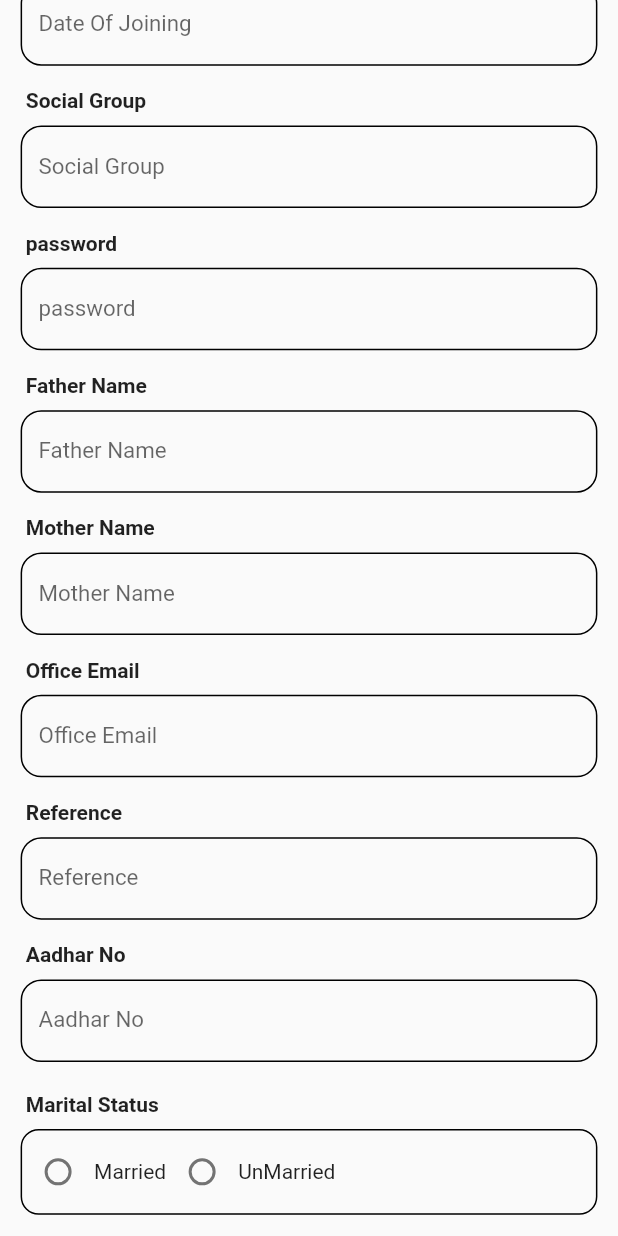
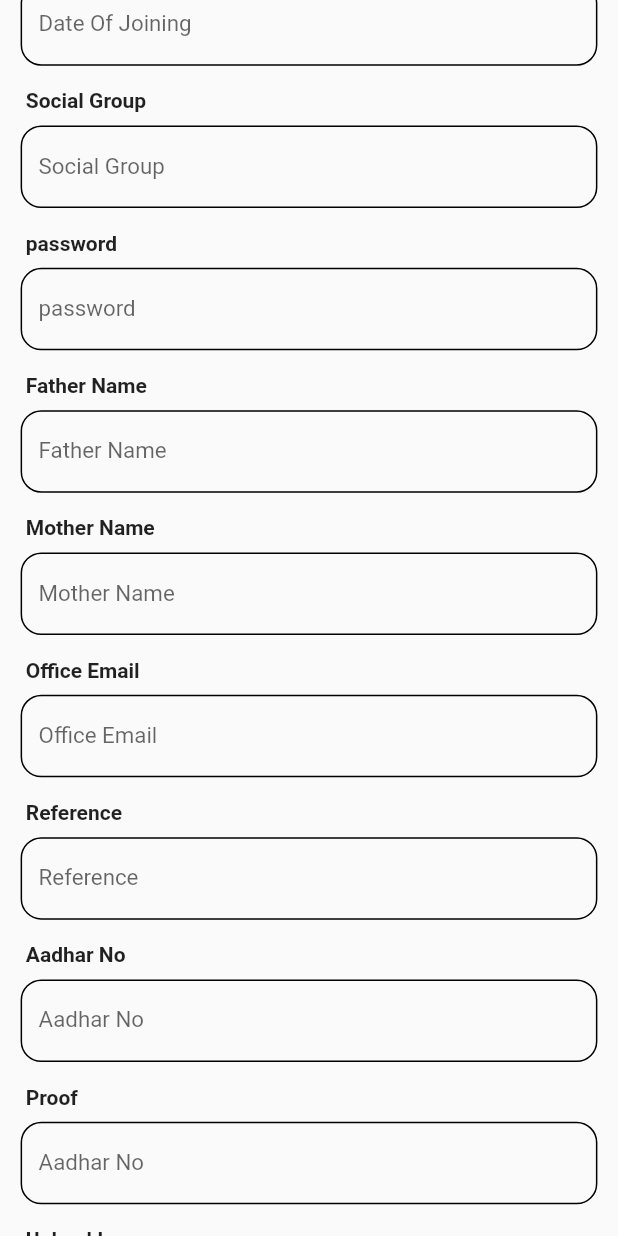
Before and after one commit to Abhishek84017/E_contact, a Flutter app: the AddMembers screen opened directly, scrolled down 1728 dp, on a phone screen of 412 x 824 dp. Run offline on Flutter 3.47's test engine with Material 2 defaults, Android fonts, the phone set to English and light mode, and no system bars; our stand-ins replace flutter_icons, flutter_screenutil, fluttertoast, image_picker, shared_preferences; accounts and stored records are empty.

Commit message:
13 march second

```diff
--- a/lib/app.dart
+++ b/lib/app.dart
@@ -1,6 +1,7 @@
 import 'package:flutter/material.dart';
 import 'package:flutter_screenutil/flutter_screenutil.dart';
 import 'package:widget_of_the_week/pages/auth/signin.dart';
+import 'package:widget_of_the_week/screens/addmembers.dart';
 
 
 
@@ -19,7 +20,7 @@ class MyApp extends StatelessWidget {
           return child;
         });
       },
-      home: const WelcomeScreen(),
+      home: const AddMembers(),
     );
   }
 }
--- a/lib/pages/widgets/text_field.dart
+++ b/lib/pages/widgets/text_field.dart
@@ -1,4 +1,3 @@
-import 'package:flutter/cupertino.dart';
 import 'package:flutter/material.dart';
 import 'package:flutter_screenutil/flutter_screenutil.dart';
 
--- a/lib/screens/addmembers.dart
+++ b/lib/screens/addmembers.dart
@@ -1,8 +1,10 @@
 import 'dart:convert';
+import 'dart:developer';
 import 'dart:io';
 
 import 'package:flutter/material.dart';
 import 'package:flutter_screenutil/flutter_screenutil.dart';
+import 'package:image_picker/image_picker.dart';
 import 'package:widget_of_the_week/pages/widgets/dropdownbutton.dart';
 import 'package:widget_of_the_week/pages/widgets/singinbutton.dart';
 import 'package:widget_of_the_week/pages/widgets/text_field.dart';
@@ -17,6 +19,11 @@ class AddMembers extends StatefulWidget {
 }
 
 class _AddMembersState extends State<AddMembers> {
+  final ImagePicker _picker = ImagePicker();
+  File imageFile;
+  String _selectedImage;
+
+  // File _image;
 
   bool _isloading = true;
   DateTime _selectedDate = DateTime.now();
@@ -49,9 +56,18 @@ class _AddMembersState extends State<AddMembers> {
     }
   }
 
+  Future _getImage() async {
+    final XFile image = await _picker.pickImage(source: ImageSource.gallery);
+    if (image != null) {
+      setState(() {
+        imageFile = File(image.path);
+        //_selectedImage = jsonEncode(imageFile.readAsBytesSync());
+      });
+    }
+  }
+
   Future _addmembers() async {
-    _isloading = false;
-    var data = <String, dynamic>{
+    var data = <String, String>{
       "code": _codeNo.text,
       "name": _fullName.text,
       "gotra": _gotra.text,
@@ -67,7 +83,6 @@ class _AddMembersState extends State<AddMembers> {
       "occupation": _occupation.text,
       "occupation_detail": _occupationDetail.text,
       "office_contact": _officeContact.text,
-      "image": '',
       "native_place": _nativePlace.text,
       "birth_place": _birthPlace.text,
       "date_of_join": _dateOfJoining.text,
@@ -86,17 +101,23 @@ class _AddMembersState extends State<AddMembers> {
       "token": "5745556",
       "marrital": maritalValue,
       "device_type": "ios",
-      "proof": "5445454545"
+      "proof": _proof.text,
     };
-    final response = await http.post(
-        Uri.https('econtact.votersmanagement.com', 'api/add-member'),
-        body: data);
 
+    //final response = await http.post(Uri.https('econtact.votersmanagement.com', 'api/add-member'), body: data);
+    final request = http.MultipartRequest(
+        'POST', Uri.https('econtact.votersmanagement.com', '/api/add-member'));
+    request.fields.addAll(data);
+    request.files
+        .add(await http.MultipartFile.fromPath("image", imageFile.path));
+    final streamResponse = await request.send();
     try {
-      if (response.statusCode == 200) {
-        final jsonData = jsonDecode(response.body);
-        Fluttertoast.showToast(msg: jsonData['message'], backgroundColor: Colors.black);
-        _codeNo.clear();
+      if (streamResponse.statusCode == 200) {
+        final jsonData =
+            jsonDecode(await streamResponse.stream.bytesToString());
+        Fluttertoast.showToast(
+            msg: jsonData['message'], backgroundColor: Colors.black);
+        /*_codeNo.clear();
         _fullName.clear();
         _gotra.clear();
         genderValue = "";
@@ -121,7 +142,8 @@ class _AddMembersState extends State<AddMembers> {
         _officeEmail.clear();
         _reference.clear();
         _aadharNo.clear();
-        maritalValue == '';
+        _proof.clear();
+        maritalValue == '';*/
         setState(() {
           _isloading = true;
         });
@@ -129,7 +151,7 @@ class _AddMembersState extends State<AddMembers> {
     } on SocketException catch (_) {
       Fluttertoast.showToast(msg: 'Internet Not Connected');
     } catch (_) {
-      Fluttertoast.showToast(msg: 'Something went word');
+      Fluttertoast.showToast(msg: 'something went wrong');
     }
   }
 
@@ -157,7 +179,8 @@ class _AddMembersState extends State<AddMembers> {
   final TextEditingController _officeEmail = TextEditingController();
   final TextEditingController _reference = TextEditingController();
   final TextEditingController _aadharNo = TextEditingController();
-
+  final TextEditingController _proof = TextEditingController();
+  final TextEditingController _image = TextEditingController();
 
   String genderValue = '';
   String maritalValue = '';
@@ -199,6 +222,7 @@ class _AddMembersState extends State<AddMembers> {
 
   @override
   Widget build(BuildContext context) {
+    // _isloading= true;
     return SafeArea(
       child: Scaffold(
         body: SingleChildScrollView(
@@ -325,7 +349,6 @@ class _AddMembersState extends State<AddMembers> {
               InputField(
                 readonly: true,
                 text: 'Date Of Birth',
-
                 controller: _dateOfBirth,
                 onTap: () {
                   _selectdata(context);
@@ -442,6 +465,22 @@ class _AddMembersState extends State<AddMembers> {
                 controller: _aadharNo,
                 inputDecoration: const InputDecoration(labelText: 'Aadhar No'),
               ),
+              InputField(
+                text: 'Proof',
+                controller: _proof,
+                inputDecoration: const InputDecoration(labelText: 'Aadhar No'),
+              ),
+              InputField(
+                readonly: true,
+                maxLines: 2,
+                onTap: _getImage,
+                text: 'Upload Image',
+                controller: _image,
+                inputDecoration: InputDecoration(
+                    hintText: imageFile == null
+                        ? 'Upload Image'
+                        : imageFile.path.split("/").last),
+              ),
               Padding(
                 padding: EdgeInsets.symmetric(horizontal: 12.w, vertical: 7.h),
                 child: Column(
@@ -485,7 +524,8 @@ class _AddMembersState extends State<AddMembers> {
                   ],
                 ),
               ),
-           _isloading ? SignInButton(
+              _isloading
+                  ? SignInButton(
                       text: 'Add Member',
                       callback: () {
                         if (_codeNo.text.isEmpty) {
@@ -510,26 +550,30 @@ class _AddMembersState extends State<AddMembers> {
                         }
                         var b = int.parse(_age.text);
                         if (b < 18) {
-                    Fluttertoast.showToast(msg: 'Age must be Greater than 18');
+                          Fluttertoast.showToast(
+                              msg: 'Age must be Greater than 18');
                           return;
                         }
 
                         if (_bloodGroup.text.isEmpty) {
-                    Fluttertoast.showToast(msg: 'Blood Group is Required');
+                          Fluttertoast.showToast(
+                              msg: 'Blood Group is Required');
                           return;
                         }
                         if (_dateOfBirth.text.isEmpty) {
-                    Fluttertoast.showToast(msg: 'Date of Birth is Required');
+                          Fluttertoast.showToast(
+                              msg: 'Date of Birth is Required');
                           return;
                         }
                         if (_mobile.text.isEmpty) {
                           Fluttertoast.showToast(msg: 'Mobile No  is Required');
                           return;
                         }
-                  if (!RegExp(r"^(?:[+0]9)?[0-9]{10}$").hasMatch(
-                      _officeContact.text)) {
+                        if (!RegExp(r"^(?:[+0]9)?[0-9]{10}$")
+                            .hasMatch(_officeContact.text)) {
                           Fluttertoast.showToast(
                               msg: 'please enter valid officeContact');
+                          return;
                         }
                         if (!RegExp(r"^(?:[+0]9)?[0-9]{10}$")
                             .hasMatch(_mobile.text)) {
@@ -544,7 +588,8 @@ class _AddMembersState extends State<AddMembers> {
                         if (!RegExp(
                                 r"^[a-zA-Z0-9.a-zA-Z0-9.!#$%&'*+-/=?^_`{|}~]+@[a-zA-Z0-9]+\.[a-zA-Z]+")
                             .hasMatch(_email.text)) {
-                    Fluttertoast.showToast(msg: 'please enter valid email');
+                          Fluttertoast.showToast(
+                              msg: 'please enter valid email');
                         }
                         if (_address.text.isEmpty) {
                           Fluttertoast.showToast(msg: 'Address is required');
@@ -555,7 +600,8 @@ class _AddMembersState extends State<AddMembers> {
                           return;
                         }
                         if (_officeAddress.text.isEmpty) {
-                    Fluttertoast.showToast(msg: 'Office Address is required');
+                          Fluttertoast.showToast(
+                              msg: 'Office Address is required');
                           return;
                         }
                         if (_occupation.text.isEmpty) {
@@ -564,15 +610,18 @@ class _AddMembersState extends State<AddMembers> {
                           return;
                         }
                         if (_occupationDetail.text.isEmpty) {
-                    Fluttertoast.showToast(msg: 'OccupationDetail is required');
+                          Fluttertoast.showToast(
+                              msg: 'OccupationDetail is required');
                           return;
                         }
                         if (_officeContact.text.isEmpty) {
-                    Fluttertoast.showToast(msg: 'OfficeContact is required');
+                          Fluttertoast.showToast(
+                              msg: 'OfficeContact is required');
                           return;
                         }
                         if (_nativePlace.text.isEmpty) {
-                    Fluttertoast.showToast(msg: 'NativePlace is required');
+                          Fluttertoast.showToast(
+                              msg: 'NativePlace is required');
                           return;
                         }
                         if (_birthPlace.text.isEmpty) {
@@ -580,11 +629,13 @@ class _AddMembersState extends State<AddMembers> {
                           return;
                         }
                         if (_dateOfJoining.text.isEmpty) {
-                    Fluttertoast.showToast(msg: 'Date of joining is required');
+                          Fluttertoast.showToast(
+                              msg: 'Date of joining is required');
                           return;
                         }
                         if (_socialGroup.text.isEmpty) {
-                    Fluttertoast.showToast(msg: 'Social group is required');
+                          Fluttertoast.showToast(
+                              msg: 'Social group is required');
                           return;
                         }
                         if (_password.text.isEmpty) {
@@ -592,15 +643,18 @@ class _AddMembersState extends State<AddMembers> {
                           return;
                         }
                         if (_fatherName.text.isEmpty) {
-                    Fluttertoast.showToast(msg: 'Father Name is required');
+                          Fluttertoast.showToast(
+                              msg: 'Father Name is required');
                           return;
                         }
                         if (_motherName.text.isEmpty) {
-                    Fluttertoast.showToast(msg: 'Mother Name is required');
+                          Fluttertoast.showToast(
+                              msg: 'Mother Name is required');
                           return;
                         }
                         if (_officeEmail.text.isEmpty) {
-                    Fluttertoast.showToast(msg: 'Office Email is required');
+                          Fluttertoast.showToast(
+                              msg: 'Office Email is required');
                           return;
                         }
                         if (_reference.text.isEmpty) {
@@ -611,13 +665,20 @@ class _AddMembersState extends State<AddMembers> {
                           Fluttertoast.showToast(msg: 'Aadhar no is required');
                         }
                         if (maritalValue.isEmpty) {
-                    Fluttertoast.showToast(msg: 'Marital Status  is required');
+                          Fluttertoast.showToast(
+                              msg: 'Marital Status  is required');
                           return;
                         }
+                        setState(() {
+                          _isloading = false;
+                        });
                         _addmembers();
                       },
                       width: 0.50.sw,
-              ) : const CircularProgressIndicator(strokeWidth: 1.0,),
+                    )
+                  : const CircularProgressIndicator(
+                      strokeWidth: 1.0,
+                    ),
             ],
           ),
         ),
--- a/lib/screens/member_details.dart
+++ b/lib/screens/member_details.dart
@@ -232,7 +232,7 @@ class _MemberDetailsState extends State<MemberDetails> {
               controller: _occupationInput,
               onChanged: _memberNameSearch,
               inputDecoration:
-                  const InputDecoration(hintText: 'Search By Occupation'),
+                  const InputDecoration(hintText: 'Search By MemberName'),
             ),
             _isloading == true
                 ? Padding(
```
Lines whose indentation alone changed are shown as unchanged.
